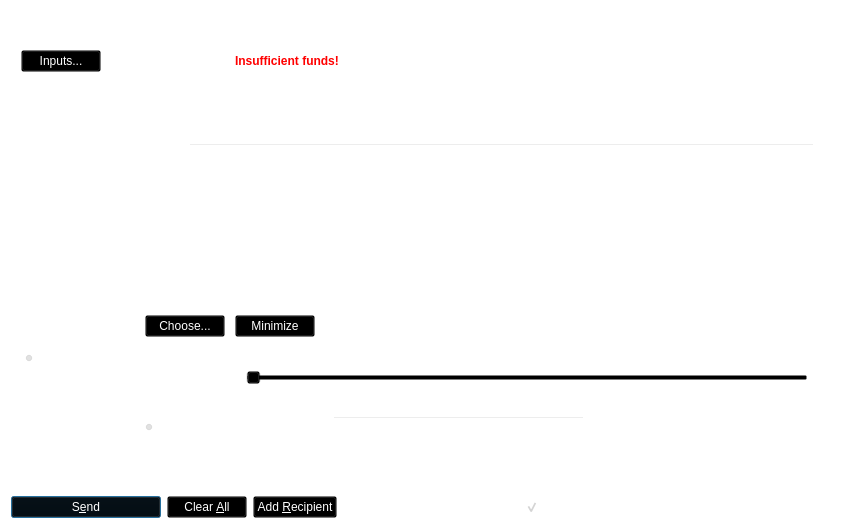
Above: src/qt/forms/sendcoinsdialog.ui from thelonecrouton/bitcredit before the change. Below: the same form after it.
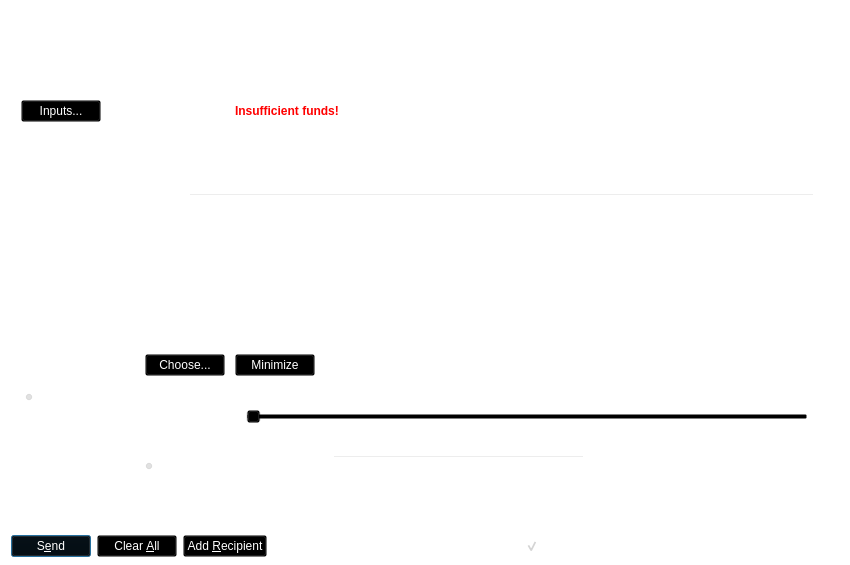
That is the form after the change. Icons and pictures are not drawn. Custom widgets are drawn as their Qt base class.

Diff of the .ui file:
```diff
--- a/src/qt/forms/sendcoinsdialog.ui
+++ b/src/qt/forms/sendcoinsdialog.ui
@@ -7,7 +7,7 @@
     <x>0</x>
     <y>0</y>
     <width>850</width>
-    <height>526</height>
+    <height>565</height>
    </rect>
   </property>
   <property name="windowTitle">
@@ -16,10 +16,30 @@
   <property name="styleSheet">
    <string notr="true">background:transparent;</string>
   </property>
-  <layout class="QVBoxLayout" name="verticalLayout" stretch="0,1,0,0">
+  <layout class="QVBoxLayout" name="verticalLayout" stretch="0,1,0,0,0">
    <property name="bottomMargin">
     <number>8</number>
    </property>
+   <item>
+    <widget class="QFrame" name="verticalFrame">
+     <property name="minimumSize">
+      <size>
+       <width>800</width>
+       <height>44</height>
+      </size>
+     </property>
+     <property name="maximumSize">
+      <size>
+       <width>800</width>
+       <height>44</height>
+      </size>
+     </property>
+     <property name="styleSheet">
+      <string notr="true">background:transparent;sss</string>
+     </property>
+     <layout class="QVBoxLayout" name="verticalLayout_9"/>
+    </widget>
+   </item>
    <item>
     <widget class="QFrame" name="frameCoinControl">
      <property name="sizePolicy">
@@ -87,7 +107,7 @@
              </font>
             </property>
             <property name="styleSheet">
-             <string notr="true">font-weight:bold;color: rgb(255, 255, 255);</string>
+             <string notr="true">color: rgb(255, 255, 255); background:transparent;</string>
             </property>
             <property name="text">
              <string>Coin Control Features</string>
@@ -120,7 +140,7 @@
           <item>
            <widget class="QLabel" name="labelCoinControlAutomaticallySelected">
             <property name="styleSheet">
-             <string notr="true">color: rgb(255, 255, 255);</string>
+             <string notr="true">color: rgb(255, 255, 255);background:transparent;</string>
             </property>
             <property name="text">
              <string>automatically selected</string>
@@ -139,7 +159,7 @@
              </font>
             </property>
             <property name="styleSheet">
-             <string notr="true">color:red;font-weight:bold;</string>
+             <string notr="true">color:red;font-weight:bold;background:transparent;</string>
             </property>
             <property name="text">
              <string>Insufficient funds!</string>
@@ -592,7 +612,7 @@
              <string>If this is activated, but the change address is empty or invalid, change will be sent to a newly generated address.</string>
             </property>
             <property name="styleSheet">
-             <string notr="true">color: rgb(255, 255, 255);</string>
+             <string notr="true">color: rgb(255, 255, 255); background:transparent;</string>
             </property>
             <property name="text">
              <string>Custom change address</string>
@@ -610,6 +630,9 @@
               <verstretch>0</verstretch>
              </sizepolicy>
             </property>
+            <property name="styleSheet">
+             <string notr="true">color: rgb(255, 255, 255);background:transparent;</string>
+            </property>
            </widget>
           </item>
           <item>
@@ -668,7 +691,7 @@
         <x>0</x>
         <y>0</y>
         <width>832</width>
-        <height>75</height>
+        <height>69</height>
        </rect>
       </property>
       <layout class="QVBoxLayout" name="verticalLayout_2" stretch="0,1">
@@ -1314,7 +1337,7 @@
       <widget class="QPushButton" name="sendButton">
        <property name="minimumSize">
         <size>
-         <width>150</width>
+         <width>0</width>
          <height>0</height>
         </size>
        </property>
@@ -1367,6 +1390,12 @@
      </item>
      <item>
       <widget class="QPushButton" name="addButton">
+       <property name="minimumSize">
+        <size>
+         <width>0</width>
+         <height>0</height>
+        </size>
+       </property>
        <property name="toolTip">
         <string>Send to multiple recipients at once</string>
        </property>
@@ -1486,17 +1515,17 @@
   </layout>
  </widget>
  <customwidgets>
-  <customwidget>
-   <class>QValidatedLineEdit</class>
-   <extends>QLineEdit</extends>
-   <header>qvalidatedlineedit.h</header>
-  </customwidget>
   <customwidget>
    <class>BitcreditAmountField</class>
    <extends>QLineEdit</extends>
    <header>bitcreditamountfield.h</header>
    <container>1</container>
   </customwidget>
+  <customwidget>
+   <class>QValidatedLineEdit</class>
+   <extends>QLineEdit</extends>
+   <header>qvalidatedlineedit.h</header>
+  </customwidget>
  </customwidgets>
  <resources>
   <include location="../bitcredit.qrc"/>
```
Left out of the diff: 46 changed lines with no effect on the pictures.
